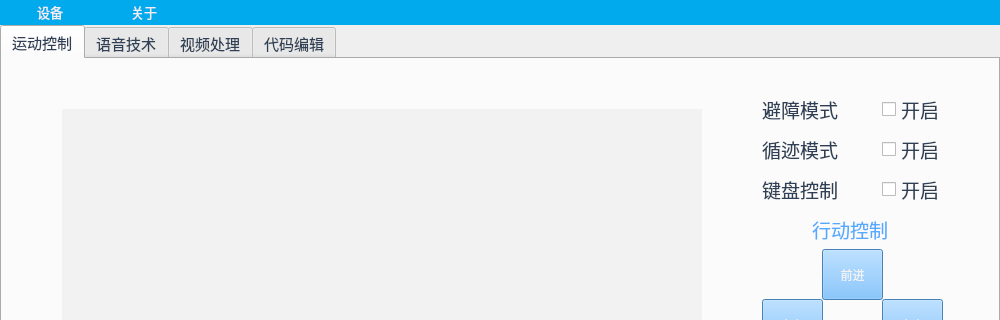
This is ui/tankWindow.ui in Asan96/Car as Qt 5 draws it before an edit; both pictures show x 0 to 1000 and y 0 to 320 of the 1000 by 720 pixel window. The edited form follows.
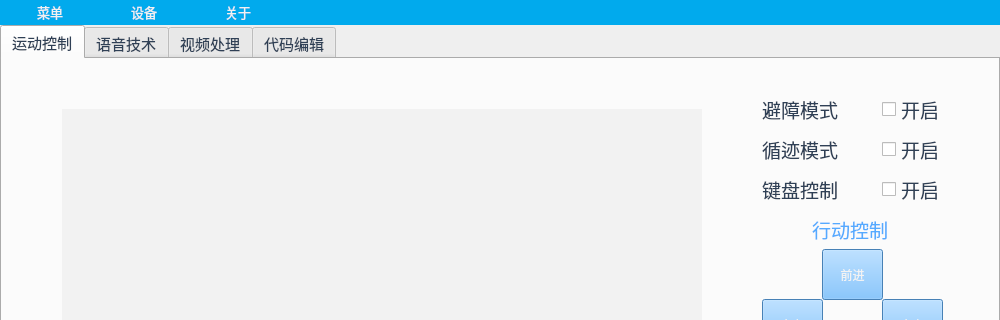
This is the edited form.

```diff
--- a/ui/tankWindow.ui
+++ b/ui/tankWindow.ui
@@ -805,6 +805,13 @@
     </property>
     <addaction name="actionInfo"/>
    </widget>
+   <widget class="QMenu" name="menu_3">
+    <property name="title">
+     <string>菜单</string>
+    </property>
+    <addaction name="actionMode"/>
+   </widget>
+   <addaction name="menu_3"/>
    <addaction name="menu"/>
    <addaction name="menu_2"/>
   </widget>
```
Left out of the diff: 7 changed lines with no effect on the pictures.
